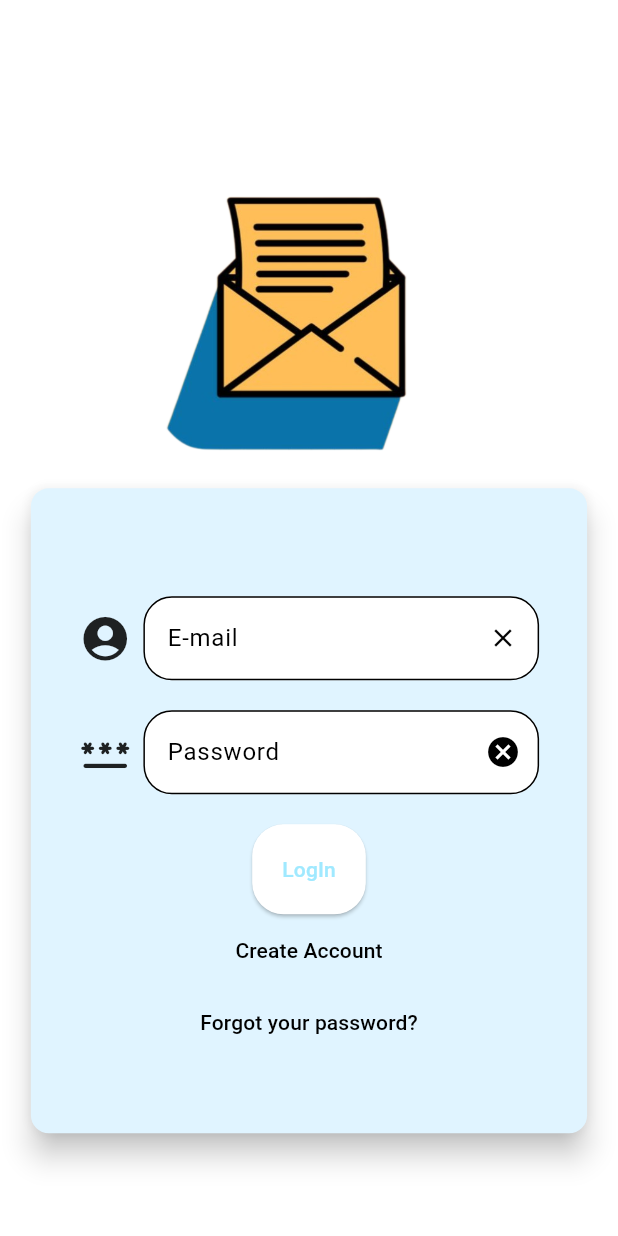
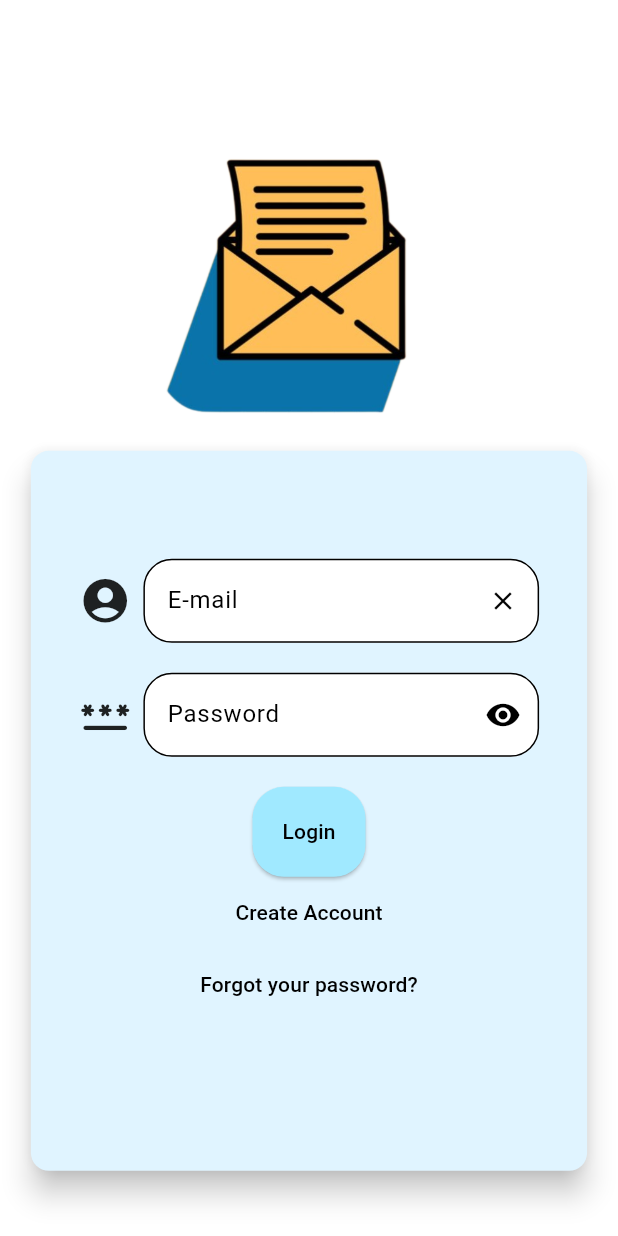
Before and after one commit to MustuBharmal/AdminApp, a Flutter app: the screen it shows after launch, on a phone screen of 412 x 824 dp. Run offline on Flutter 3.47's test engine with Material 3 defaults, Android fonts, the phone set to English and light mode, and no system bars; our stand-ins replace cloud_firestore, curved_navigation_bar, firebase_auth, firebase_core, firebase_messaging; accounts and stored records are empty.

```diff
--- a/lib/constants/custom_theme.dart
+++ b/lib/constants/custom_theme.dart
@@ -2,7 +2,9 @@
 import 'package:flutter/material.dart';
 
 import 'global_variables.dart';
-
+Color getColor(Set<MaterialState> states) {
+  return Colors.black;
+}
 final ThemeData customTheme = ThemeData(
   colorScheme: const ColorScheme.light(
     primary: primaryColor,
@@ -16,10 +18,10 @@ final ThemeData customTheme = ThemeData(
     color: Color(0xffA0E9FF),
   ),
   textTheme:  const TextTheme(
-    headlineSmall: TextStyle(color: Colors.white),
-    titleLarge: TextStyle(color: Colors.white),
+    headlineSmall: TextStyle(color: Colors.black),
+    titleLarge: TextStyle(color: Colors.black),
     bodyMedium: TextStyle(color: Colors.black),
-    labelLarge: TextStyle(color: Colors.white),
+    labelLarge: TextStyle(color: Colors.black),
   ),
   textButtonTheme: TextButtonThemeData(style: TextButton.styleFrom(foregroundColor: Colors.black),),
   elevatedButtonTheme: ElevatedButtonThemeData(
@@ -32,6 +34,8 @@ final ThemeData customTheme = ThemeData(
           borderRadius: BorderRadius.circular(20.0),
         ),
       ),
+        foregroundColor: MaterialStateProperty.resolveWith(getColor),
+      backgroundColor: MaterialStateProperty.all(const Color(0xffA0E9FF)),
     ),
   ),
   inputDecorationTheme: InputDecorationTheme(
@@ -55,6 +59,6 @@ final ThemeData customTheme = ThemeData(
 // fillColor: Colors.grey.withOpacity(0.1),
 abstract class ThemeStyles {
   static ButtonStyle whiteTextButtonStyle = ButtonStyle(
-    foregroundColor: MaterialStateProperty.all<Color>(Colors.white),
+    foregroundColor: MaterialStateProperty.all<Color>(Colors.black),
   );
 }
--- a/lib/providers/complaint_provider.dart
+++ b/lib/providers/complaint_provider.dart
@@ -14,7 +14,7 @@ class ComplaintProvider with ChangeNotifier {
     final docRef = db.collection('complaints');
     await docRef
         .where('dist',
-            isEqualTo: Provider.of<AdminProvider>(context).adminModel!.dist)
+            isEqualTo: Provider.of<AdminProvider>(context,listen: false).adminModel!.dist)
         .get()
         .then(
       (ref) {
--- a/lib/screens/auth_screen.dart
+++ b/lib/screens/auth_screen.dart
@@ -38,6 +38,7 @@ class _AuthScreenState extends State<AuthScreen>
   String selectedState = '';
   String? selectedDist;
   List<StateModel> states = [];
+  bool isObscure = true;
 
   @override
   void initState() {
@@ -51,11 +52,11 @@ class _AuthScreenState extends State<AuthScreen>
     _heightAnimation = Tween<Size>(
       begin: const Size(
         double.infinity,
-        430,
+        480,
       ),
       end: const Size(
         double.infinity,
-        260,
+        500,
       ),
     ).animate(
       CurvedAnimation(
@@ -135,7 +136,7 @@ class _AuthScreenState extends State<AuthScreen>
           'phoneNo': _phoneNoController.text,
           'dist': selectedDist!.toLowerCase(),
           'state': selectedState.toLowerCase(),
-          'role':'admin'
+          'role': 'admin'
         });
       } on FirebaseAuthException catch (error) {
         if (error.code == 'email-already-in-use') {
@@ -156,6 +157,9 @@ class _AuthScreenState extends State<AuthScreen>
 
   @override
   Widget build(BuildContext context) {
+    var deviceSize = MediaQuery
+        .of(context)
+        .size;
     return Scaffold(
       backgroundColor: Colors.white,
       body: Center(
@@ -188,7 +192,9 @@ class _AuthScreenState extends State<AuthScreen>
   }
 
   Widget signInForm() {
-    final deviceSize = MediaQuery.of(context).size;
+    final deviceSize = MediaQuery
+        .of(context)
+        .size;
     return Card(
       color: const Color(0xffE0F4FF),
       shape: RoundedRectangleBorder(
@@ -197,13 +203,18 @@ class _AuthScreenState extends State<AuthScreen>
       elevation: 8.0,
       child: AnimatedBuilder(
         animation: _heightAnimation,
-        builder: (ctx, ch) => Container(
+        builder: (ctx, ch) =>
+            Container(
               height: _heightAnimation.value.height,
-          constraints: BoxConstraints(minHeight: _heightAnimation.value.height),
+              constraints: BoxConstraints(
+                  minHeight: _heightAnimation.value.height),
               width: deviceSize.width * 0.9,
               padding: const EdgeInsets.all(16.0),
               child: ch,
             ),
+        child: SizedBox(
+          width: deviceSize.width,
+          height: deviceSize.height,
           child: Form(
             key: _key,
             child: Padding(
@@ -232,6 +243,7 @@ class _AuthScreenState extends State<AuthScreen>
                     child: const Text('Forgot your password?'),
                   ),
                 ],
+              ),
             ),
           ),
         ),
@@ -404,13 +416,15 @@ class _AuthScreenState extends State<AuthScreen>
               return null;
             },
             controller: _passwordController,
-            obscureText: true,
+            obscureText: isObscure,
             decoration: InputDecoration(
               suffixIcon: IconButton(
                   onPressed: () {
-                    _passwordController.clear();
+                    setState(() {
+                      isObscure = !isObscure;
+                    });
                   },
-                  icon: const Icon(Icons.cancel)),
+                  icon:   Icon(isObscure ? Icons.visibility : Icons.visibility_off)),
               label: const Text("Password"),
               hintText: "Enter the password",
               border: OutlineInputBorder(
@@ -444,7 +458,8 @@ class _AuthScreenState extends State<AuthScreen>
             },
             items: states
                 .map(
-                  (state) => DropdownMenuItem<String>(
+                  (state) =>
+                  DropdownMenuItem<String>(
                     value: state.name,
                     child: Text(state.name),
                   ),
@@ -475,7 +490,8 @@ class _AuthScreenState extends State<AuthScreen>
                 .firstWhere((state) => state.name == selectedState)
                 .dist
                 .map(
-                      (district) => DropdownMenuItem<String>(
+                  (district) =>
+                  DropdownMenuItem<String>(
                     value: district,
                     child: Text(district),
                   ),
@@ -493,6 +509,8 @@ class _AuthScreenState extends State<AuthScreen>
   }
 
   Widget submitButton() {
+
+
     return ElevatedButton(
       style: ButtonStyle(
           shape: MaterialStateProperty.all<RoundedRectangleBorder>(
@@ -500,9 +518,10 @@ class _AuthScreenState extends State<AuthScreen>
               borderRadius: BorderRadius.circular(21),
             ),
           ),
+
       ),
       onPressed: _submit,
-      child: Text(_user == AuthUser.signIn ? 'LogIn' : 'SignUp'),
+      child: Text(_user == AuthUser.signIn ? 'Login' : 'Signup'),
     );
   }
 
```
Also changed, not shown: lib/screens/complaint_screen.dart (+12 -14 lines), lib/screens/list_details_screen.dart (+14 -2 lines), pubspec.lock. Lines whose indentation alone changed are shown as unchanged.
